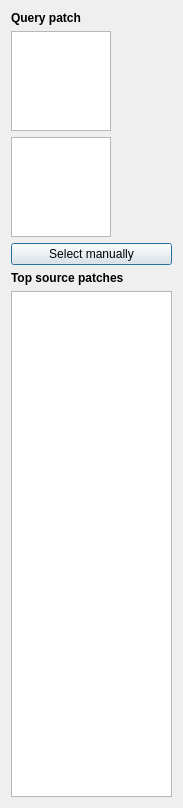
Before: the Qt Designer form Interactive/TopPatchesDialog.ui in daviddoria/PatchBasedInpainting, drawn with Qt 5.
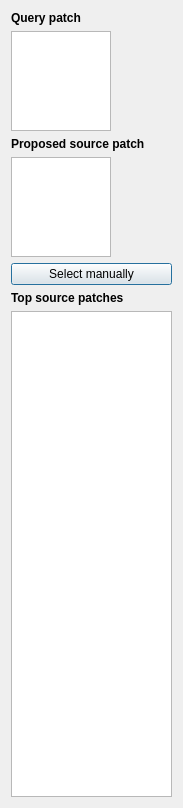
After: the same form once the commit is applied.

Commit message: Separate CIELab and RGBD functionality.

What changed in the file:
```diff
--- a/Interactive/TopPatchesDialog.ui
+++ b/Interactive/TopPatchesDialog.ui
@@ -43,6 +43,19 @@
      </property>
     </widget>
    </item>
+   <item>
+    <widget class="QLabel" name="label_3">
+     <property name="font">
+      <font>
+       <weight>75</weight>
+       <bold>true</bold>
+      </font>
+     </property>
+     <property name="text">
+      <string>Proposed source patch</string>
+     </property>
+    </widget>
+   </item>
    <item>
     <widget class="QGraphicsView" name="gfxProposedPatch">
      <property name="maximumSize">
```
The commit also changes 2 other files.
